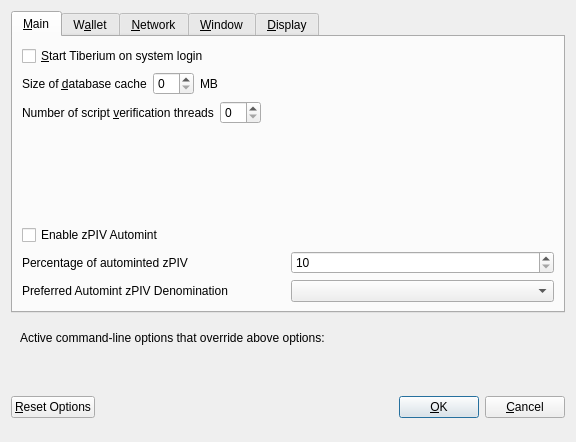
Above: src/qt/forms/optionsdialog.ui from lestreyd/Tiberium before the change. Below: the same form after it.
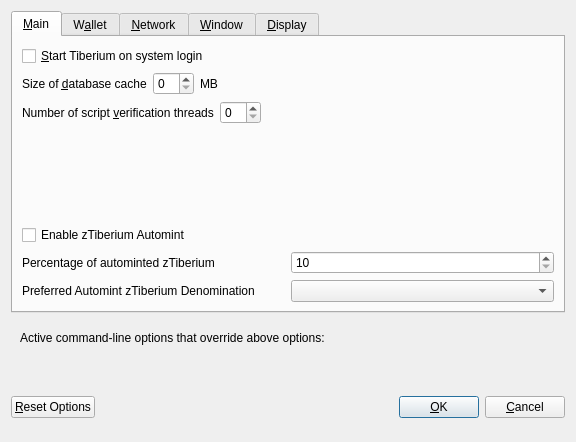
That is the form after the change. Custom widgets are drawn as their Qt base class.

```diff
--- a/src/qt/forms/optionsdialog.ui
+++ b/src/qt/forms/optionsdialog.ui
@@ -139,7 +139,7 @@
           <enum>Qt::LeftToRight</enum>
          </property>
          <property name="text">
-          <string>Enable zPIV Automint</string>
+          <string>Enable zTiberium Automint</string>
          </property>
         </widget>
        </item>
@@ -151,7 +151,7 @@
             <string>Percentage of incoming PIV which get automatically converted to zPIV via Zerocoin Protocol (min: 10%)</string>
            </property>
            <property name="text">
-            <string>Percentage of autominted zPIV</string>
+            <string>Percentage of autominted zTiberium</string>
            </property>
           </widget>
          </item>
@@ -184,7 +184,7 @@
             <string>Wait with automatic conversion to Zerocoin until enough PIV for this denomination is available</string>
            </property>
            <property name="text">
-            <string>Preferred Automint zPIV Denomination</string>
+            <string>Preferred Automint zTiberium Denomination</string>
            </property>
           </widget>
          </item>
```
Left out of the diff: 8 changed lines with no effect on the pictures.
